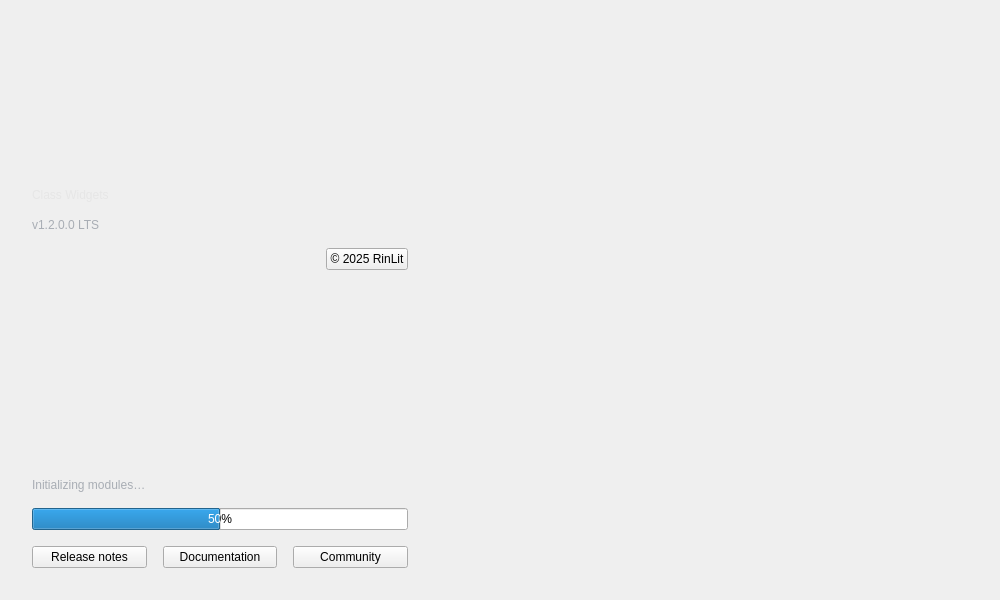
This is view/splash.ui in Class-Widgets/Class-Widgets as Qt 5 draws it before an edit. The edited form follows.
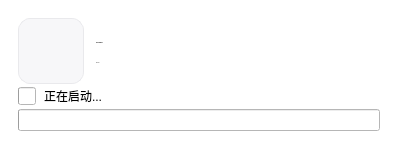
This is the edited form. Icons and pictures are not drawn. Custom widgets are drawn as their Qt base class.

Commit message: chore: 调整样式表

Patch:
```diff
--- a/view/splash.ui
+++ b/view/splash.ui
@@ -1,123 +1,250 @@
 <?xml version="1.0" encoding="UTF-8"?>
 <ui version="4.0">
- <class>SplashWelcomePage</class>
- <widget class="QWidget" name="SplashWelcomePage">
+ <author>baiyao105</author>
+ <class>Splash</class>
+ <widget class="QWidget" name="Splash">
   <property name="geometry">
    <rect>
     <x>0</x>
     <y>0</y>
-    <width>1000</width>
-    <height>600</height>
+    <width>398</width>
+    <height>142</height>
    </rect>
   </property>
-  <property name="minimumSize">
-   <size>
-    <width>960</width>
-    <height>600</height>
-   </size>
+  <property name="sizePolicy">
+   <sizepolicy hsizetype="Maximum" vsizetype="Maximum">
+    <horstretch>0</horstretch>
+    <verstretch>0</verstretch>
+   </sizepolicy>
   </property>
   <property name="windowTitle">
-   <string>Welcome</string>
-  </property>
-  <property name="autoFillBackground">
-   <bool>false</bool>
+   <string>Splash</string>
   </property>
   <property name="styleSheet">
-   <string notr="true">
-/* 使用QFluentWidgets主题变量 */
-QWidget#SplashWelcomePage {
-    background: var(--backgroundColor);
-    background-image: url(&quot;./img/splash_right.svg&quot;);
-    background-repeat: no-repeat;
-    background-position: center right;
-}
-#leftPanel {
-    background: var(--backgroundColorGradient);
-    border: none;
-}
-#card {
-    background: var(--cardBackgroundColor);
-    border: 1px solid var(--cardBorderColor);
-    border-radius: 10px;
-}
-  </string>
+   <string notr="true">QWidget{ background:#ffffff; }
+#logoBox{ background:#f7f7f9; border:1px solid #e9e9ec; border-radius:12px; }
+#logo{ background:transparent; }</string>
   </property>
-  <layout class="QHBoxLayout" name="horizontalLayout">
+  <layout class="QVBoxLayout" name="rootLayout">
    <property name="spacing">
-    <number>0</number>
+    <number>12</number>
    </property>
    <property name="leftMargin">
-    <number>0</number>
+    <number>18</number>
    </property>
    <property name="topMargin">
-    <number>0</number>
+    <number>18</number>
    </property>
    <property name="rightMargin">
-    <number>0</number>
+    <number>18</number>
    </property>
    <property name="bottomMargin">
-    <number>0</number>
+    <number>16</number>
    </property>
    <item>
-    <widget class="QFrame" name="leftPanel">
-     <property name="minimumSize">
-      <size>
-       <width>360</width>
-       <height>0</height>
-      </size>
+    <layout class="QVBoxLayout" name="verticalLayout">
+     <property name="spacing">
+      <number>3</number>
      </property>
-     <property name="maximumSize">
-      <size>
-       <width>440</width>
-       <height>16777215</height>
-      </size>
-     </property>
-     <property name="frameShape">
-      <enum>QFrame::NoFrame</enum>
-     </property>
-     <layout class="QVBoxLayout" name="verticalLayoutLeft">
-      <property name="spacing">
-       <number>16</number>
-      </property>
-      <property name="leftMargin">
-       <number>32</number>
-      </property>
-      <property name="topMargin">
-       <number>40</number>
-      </property>
-      <property name="rightMargin">
-       <number>32</number>
-      </property>
-      <property name="bottomMargin">
-       <number>32</number>
-      </property>
-      <item>
-       <widget class="QFrame" name="logoBadge">
-        <property name="minimumSize">
-         <size>
-          <width>132</width>
-          <height>132</height>
-         </size>
-        </property>
-        <property name="maximumSize">
-         <size>
-          <width>132</width>
-          <height>132</height>
-         </size>
-        </property>
-        <property name="font">
-         <font>
-          <italic>false</italic>
-          <bold>false</bold>
-         </font>
-        </property>
-        <property name="focusPolicy">
-         <enum>Qt::NoFocus</enum>
-        </property>
-        <property name="frameShape">
-         <enum>QFrame::NoFrame</enum>
-        </property>
-        <layout class="QVBoxLayout" name="logoLayout">
+     <item>
+      <layout class="QHBoxLayout" name="topRow">
+       <property name="spacing">
+        <number>12</number>
+       </property>
+       <property name="leftMargin">
+        <number>0</number>
+       </property>
+       <property name="topMargin">
+        <number>0</number>
+       </property>
+       <property name="bottomMargin">
+        <number>0</number>
+       </property>
+       <item>
+        <widget class="QFrame" name="logoBox">
+         <property name="sizePolicy">
+          <sizepolicy hsizetype="Fixed" vsizetype="Fixed">
+           <horstretch>0</horstretch>
+           <verstretch>0</verstretch>
+          </sizepolicy>
+         </property>
+         <property name="minimumSize">
+          <size>
+           <width>66</width>
+           <height>66</height>
+          </size>
+         </property>
+         <property name="maximumSize">
+          <size>
+           <width>66</width>
+           <height>66</height>
+          </size>
+         </property>
+         <property name="frameShape">
+          <enum>QFrame::NoFrame</enum>
+         </property>
+         <layout class="QVBoxLayout" name="logoLayout">
+          <property name="leftMargin">
+           <number>8</number>
+          </property>
+          <property name="topMargin">
+           <number>8</number>
+          </property>
+          <property name="rightMargin">
+           <number>8</number>
+          </property>
+          <property name="bottomMargin">
+           <number>8</number>
+          </property>
+          <item>
+           <widget class="QLabel" name="logo">
+            <property name="minimumSize">
+             <size>
+              <width>50</width>
+              <height>50</height>
+             </size>
+            </property>
+            <property name="maximumSize">
+             <size>
+              <width>50</width>
+              <height>50</height>
+             </size>
+            </property>
+            <property name="pixmap">
+             <pixmap>../img/logo/favicon.ico</pixmap>
+            </property>
+            <property name="scaledContents">
+             <bool>true</bool>
+            </property>
+            <property name="alignment">
+             <set>Qt::AlignCenter</set>
+            </property>
+           </widget>
+          </item>
+         </layout>
+        </widget>
+       </item>
+       <item>
+        <layout class="QGridLayout" name="titleGrid">
+         <property name="leftMargin">
+          <number>0</number>
+         </property>
+         <property name="topMargin">
+          <number>6</number>
+         </property>
+         <property name="rightMargin">
+          <number>0</number>
+         </property>
+         <property name="bottomMargin">
+          <number>0</number>
+         </property>
+         <property name="spacing">
+          <number>0</number>
+         </property>
+         <item row="0" column="0">
+          <widget class="DisplayLabel" name="title">
+           <property name="sizePolicy">
+            <sizepolicy hsizetype="Fixed" vsizetype="Fixed">
+             <horstretch>0</horstretch>
+             <verstretch>0</verstretch>
+            </sizepolicy>
+           </property>
+           <property name="font">
+            <font>
+             <family>Microsoft YaHei UI</family>
+             <pointsize>-1</pointsize>
+             <bold>true</bold>
+             <kerning>true</kerning>
+            </font>
+           </property>
+           <property name="text">
+            <string notr="true">Class Widgets</string>
+           </property>
+           <property name="wordWrap">
+            <bool>false</bool>
+           </property>
+           <property name="indent">
+            <number>-1</number>
+           </property>
+           <property name="lightColor" stdset="0">
+            <color>
+             <red>38</red>
+             <green>38</green>
+             <blue>38</blue>
+            </color>
+           </property>
+           <property name="pixelFontSize" stdset="0">
+            <number>25</number>
+           </property>
+          </widget>
+         </item>
+         <item row="1" column="0">
+          <widget class="CaptionLabel" name="versionLabel">
+           <property name="sizePolicy">
+            <sizepolicy hsizetype="Fixed" vsizetype="Maximum">
+             <horstretch>0</horstretch>
+             <verstretch>0</verstretch>
+            </sizepolicy>
+           </property>
+           <property name="font">
+            <font>
+             <family>Microsoft YaHei UI</family>
+             <pointsize>-1</pointsize>
+             <bold>false</bold>
+            </font>
+           </property>
+           <property name="text">
+            <string notr="true">v0.0.0.0</string>
+           </property>
+           <property name="wordWrap">
+            <bool>false</bool>
+           </property>
+           <property name="lightColor" stdset="0">
+            <color alpha="150">
+             <red>112</red>
+             <green>112</green>
+             <blue>112</blue>
+            </color>
+           </property>
+           <property name="darkColor" stdset="0">
+            <color alpha="200">
+             <red>255</red>
+             <green>255</green>
+             <blue>255</blue>
+            </color>
+           </property>
+           <property name="pixelFontSize" stdset="0">
+            <number>12</number>
+           </property>
+          </widget>
+         </item>
+        </layout>
+       </item>
+       <item>
+        <spacer name="rightExpander">
+         <property name="orientation">
+          <enum>Qt::Horizontal</enum>
+         </property>
+         <property name="sizeHint" stdset="0">
+          <size>
+           <width>20</width>
+           <height>20</height>
+          </size>
+         </property>
+        </spacer>
+       </item>
+      </layout>
+     </item>
+     <item>
+      <layout class="QVBoxLayout" name="ringbow">
+       <property name="spacing">
+        <number>4</number>
+       </property>
+       <item>
+        <layout class="QHBoxLayout" name="progressRow">
+         <property name="spacing">
+          <number>8</number>
+         </property>
          <property name="leftMargin">
           <number>0</number>
          </property>
@@ -131,552 +258,66 @@
           <number>0</number>
          </property>
          <item>
-          <widget class="QLabel" name="appInitials">
+          <widget class="IndeterminateProgressRing" name="ring">
            <property name="minimumSize">
             <size>
-             <width>128</width>
-             <height>128</height>
+             <width>18</width>
+             <height>18</height>
             </size>
            </property>
            <property name="maximumSize">
             <size>
-             <width>128</width>
-             <height>128</height>
+             <width>18</width>
+             <height>18</height>
             </size>
            </property>
-           <property name="font">
-            <font>
-             <pointsize>36</pointsize>
-             <bold>true</bold>
-            </font>
+           <property name="textVisible">
+            <bool>false</bool>
            </property>
+           <property name="strokeWidth">
+            <number>3</number>
+           </property>
+          </widget>
+         </item>
+         <item>
+          <widget class="CaptionLabel" name="statusLabel">
            <property name="text">
-            <string/>
-           </property>
-           <property name="pixmap">
-            <pixmap>../img/logo/favicon.ico</pixmap>
-           </property>
-           <property name="scaledContents">
-            <bool>true</bool>
-           </property>
-           <property name="alignment">
-            <set>Qt::AlignCenter</set>
+            <string>正在启动...</string>
            </property>
           </widget>
          </item>
         </layout>
-       </widget>
-      </item>
-      <item>
-       <widget class="LargeTitleLabel" name="appName">
-        <property name="styleSheet">
-         <string notr="true">color: #e6e6e6;</string>
-        </property>
-        <property name="text">
-         <string>Class Widgets</string>
-        </property>
-       </widget>
-      </item>
-      <item>
-       <widget class="BodyLabel" name="versionLabel">
-        <property name="styleSheet">
-         <string notr="true">color: #a8adb4;</string>
-        </property>
-        <property name="text">
-         <string>v1.2.0.0 LTS</string>
-        </property>
-       </widget>
-      </item>
-      <item>
-       <layout class="QHBoxLayout" name="horizontalLayout_3">
-        <item>
-         <spacer name="horizontalSpacer">
-          <property name="orientation">
-           <enum>Qt::Horizontal</enum>
-          </property>
-          <property name="sizeHint" stdset="0">
-           <size>
-            <width>40</width>
-            <height>20</height>
-           </size>
-          </property>
-         </spacer>
-        </item>
-        <item>
-         <widget class="HyperlinkLabel" name="copyright">
-          <property name="styleSheet">
-           <string notr="true">HyperlinkLabel {
-    color: #e6e6e6;
-    border: none;
-    background-color: transparent;
-    padding: 0;
-    margin: 0;
-}
-</string>
-          </property>
-          <property name="text">
-           <string>© 2025 RinLit</string>
-          </property>
-          <property name="underlineVisible">
-           <bool>false</bool>
-          </property>
-          <property name="underline" stdset="0">
-           <bool>false</bool>
-          </property>
-         </widget>
-        </item>
-       </layout>
-      </item>
-      <item>
-       <spacer name="leftVSpacer">
-        <property name="orientation">
-         <enum>Qt::Vertical</enum>
-        </property>
-        <property name="sizeType">
-         <enum>QSizePolicy::Expanding</enum>
-        </property>
-        <property name="sizeHint" stdset="0">
-         <size>
-          <width>20</width>
-          <height>40</height>
-         </size>
-        </property>
-       </spacer>
-      </item>
-      <item>
-       <widget class="BodyLabel" name="statusLabel">
-        <property name="styleSheet">
-         <string notr="true">color: #a8adb4;</string>
-        </property>
-        <property name="text">
-         <string>Initializing modules…</string>
-        </property>
-       </widget>
-      </item>
-      <item>
-       <widget class="ProgressBar" name="statusBar">
-        <property name="value">
-         <number>50</number>
-        </property>
-       </widget>
-      </item>
-      <item>
-       <layout class="QHBoxLayout" name="horizontalLayout_2">
-        <item>
-         <widget class="HyperlinkButton" name="btnChangelog">
-          <property name="text">
-           <string>Release notes</string>
-          </property>
-          <property name="url">
-           <url>
-            <string>https://github.com/Class-Widgets/Class-Widgets/releases</string>
-           </url>
-          </property>
-         </widget>
-        </item>
-        <item>
-         <widget class="HyperlinkButton" name="btnDocs">
-          <property name="styleSheet">
-           <string notr="true">PushButton, ToolButton, ToggleButton, ToggleToolButton {
-    color: black;
-    background: rgba(255, 255, 255, 0.7);
-    border: 1px solid rgba(0, 0, 0, 0.073);
-    border-bottom: 1px solid rgba(0, 0, 0, 0.183);
-    border-radius: 5px;
-    /* font: 14px 'Segoe UI', 'Microsoft YaHei'; */
-    padding: 5px 12px 6px 12px;
-    outline: none;
-}
-
-ToolButton {
-    padding: 5px 9px 6px 8px;
-}
-
-PushButton[hasIcon=false] {
-    padding: 5px 12px 6px 12px;
-}
-
-PushButton[hasIcon=true] {
-    padding: 5px 12px 6px 36px;
-}
-
-DropDownToolButton, PrimaryDropDownToolButton {
-    padding: 5px 31px 6px 8px;
-}
-
-DropDownPushButton[hasIcon=false],
-PrimaryDropDownPushButton[hasIcon=false] {
-    padding: 5px 31px 6px 12px;
-}
-
-DropDownPushButton[hasIcon=true],
-PrimaryDropDownPushButton[hasIcon=true] {
-    padding: 5px 31px 6px 36px;
-}
-
-PushButton:hover, ToolButton:hover, ToggleButton:hover, ToggleToolButton:hover {
-    background: rgba(249, 249, 249, 0.5);
-}
-
-PushButton:pressed, ToolButton:pressed, ToggleButton:pressed, ToggleToolButton:pressed {
-    color: rgba(0, 0, 0, 0.63);
-    background: rgba(249, 249, 249, 0.3);
-    border-bottom: 1px solid rgba(0, 0, 0, 0.073);
-}
-
-PushButton:disabled, ToolButton:disabled, ToggleButton:disabled, ToggleToolButton:disabled {
-    color: rgba(0, 0, 0, 0.36);
-    background: rgba(249, 249, 249, 0.3);
-    border: 1px solid rgba(0, 0, 0, 0.06);
-    border-bottom: 1px solid rgba(0, 0, 0, 0.06);
-}
-
-
-PrimaryPushButton,
-PrimaryToolButton,
-ToggleButton:checked,
-ToggleToolButton:checked {
-    color: white;
-    background-color: #009faa;
-    border: 1px solid #00a7b3;
-    border-bottom: 1px solid #007780;
-}
-
-PrimaryPushButton:hover,
-PrimaryToolButton:hover,
-ToggleButton:checked:hover,
-ToggleToolButton:checked:hover {
-    background-color: #00a7b3;
-    border: 1px solid #2daab3;
-    border-bottom: 1px solid #007780;
-}
-
-PrimaryPushButton:pressed,
-PrimaryToolButton:pressed,
-ToggleButton:checked:pressed,
-ToggleToolButton:checked:pressed {
-    color: rgba(255, 255, 255, 0.63);
-    background-color: #3eabb3;
-    border: 1px solid #3eabb3;
-}
-
-PrimaryPushButton:disabled,
-PrimaryToolButton:disabled,
-ToggleButton:checked:disabled,
-ToggleToolButton:checked:disabled {
-    color: rgba(255, 255, 255, 0.9);
-    background-color: rgb(205, 205, 205);
-    border: 1px solid rgb(205, 205, 205);
-}
-
-SplitDropButton,
-PrimarySplitDropButton {
-    border-left: none;
-    border-top-left-radius: 0;
-    border-bottom-left-radius: 0;
-}
-
-#splitPushButton,
-#splitToolButton,
-#primarySplitPushButton,
-#primarySplitToolButton {
-    border-top-right-radius: 0;
-    border-bottom-right-radius: 0;
-}
-
-#splitPushButton:pressed,
-#splitToolButton:pressed,
-SplitDropButton:pressed {
-    border-bottom: 1px solid rgba(0, 0, 0, 0.183);
-}
-
-PrimarySplitDropButton:pressed {
-    border-bottom: 1px solid #007780;
-}
-
-#primarySplitPushButton, #primarySplitToolButton {
-    border-right: 1px solid #3eabb3;
-}
-
-#primarySplitPushButton:pressed, #primarySplitToolButton:pressed {
-    border-bottom: 1px solid #007780;
-}
-
-HyperlinkButton {
-    /* font: 14px 'Segoe UI', 'Microsoft YaHei'; */
-    padding: 6px 12px 6px 12px;
-    color: #009faa;
-    border: none;
-    border-radius: 6px;
-    background-color: transparent;
-}
-
-HyperlinkButton[hasIcon=false] {
-    padding: 6px 12px 6px 12px;
-}
-
-HyperlinkButton[hasIcon=true] {
-    padding: 6px 12px 6px 36px;
-}
-
-HyperlinkButton:hover {
-    color: #009faa;
-    background-color: rgba(0, 0, 0, 10);
-    border: none;
-}
-
-HyperlinkButton:pressed {
-    color: #009faa;
-    background-color: rgba(0, 0, 0, 6);
-    border: none;
-}
-
-HyperlinkButton:disabled {
-    color: rgba(0, 0, 0, 0.43);
-    background-color: transparent;
-    border: none;
-}
-
-
-RadioButton {
-    min-height: 24px;
-    max-height: 24px;
-    background-color: transparent;
-    font: 14px 'Segoe UI', 'Microsoft YaHei', 'PingFang SC';
-    color: black;
-}
-
-RadioButton::indicator {
-    width: 18px;
-    height: 18px;
-    border-radius: 11px;
-    border: 2px solid #999999;
-    background-color: rgba(0, 0, 0, 5);
-    margin-right: 4px;
-}
-
-RadioButton::indicator:hover {
-    background-color: rgba(0, 0, 0, 0);
-}
-
-RadioButton::indicator:pressed {
-    border: 2px solid #bbbbbb;
-    background-color: qradialgradient(spread:pad, cx:0.5, cy:0.5, radius:0.5, fx:0.5, fy:0.5,
-            stop:0 rgb(255, 255, 255),
-            stop:0.5 rgb(255, 255, 255),
-            stop:0.6 rgb(225, 224, 223),
-            stop:1 rgb(225, 224, 223));
-}
-
-RadioButton::indicator:checked {
-    height: 22px;
-    width: 22px;
-    border: none;
-    border-radius: 11px;
-    background-color: qradialgradient(spread:pad, cx:0.5, cy:0.5, radius:0.5, fx:0.5, fy:0.5,
-            stop:0 rgb(255, 255, 255),
-            stop:0.5 rgb(255, 255, 255),
-            stop:0.6 #009faa,
-            stop:1 #009faa);
-}
-
-RadioButton::indicator:checked:hover {
-    background-color: qradialgradient(spread:pad, cx:0.5, cy:0.5, radius:0.5, fx:0.5, fy:0.5,
-            stop:0 rgb(255, 255, 255),
-            stop:0.6 rgb(255, 255, 255),
-            stop:0.7 #009faa,
-            stop:1 #009faa);
-}
-
-RadioButton::indicator:checked:pressed {
-    background-color: qradialgradient(spread:pad, cx:0.5, cy:0.5, radius:0.5, fx:0.5, fy:0.5,
-            stop:0 rgb(255, 255, 255),
-            stop:0.5 rgb(255, 255, 255),
-            stop:0.6 #009faa,
-            stop:1 #009faa);
-}
-
-RadioButton:disabled {
-    color: rgba(0, 0, 0, 110);
-}
-
-RadioButton::indicator:disabled {
-    border: 2px solid #bbbbbb;
-    background-color: transparent;
-}
-
-RadioButton::indicator:disabled:checked {
-    border: none;
-    background-color: qradialgradient(spread:pad, cx:0.5, cy:0.5, radius:0.5, fx:0.5, fy:0.5,
-            stop:0 rgb(255, 255, 255),
-            stop:0.5 rgb(255, 255, 255),
-            stop:0.6 rgba(0, 0, 0, 0.2169),
-            stop:1 rgba(0, 0, 0, 0.2169));
-}
-
-TransparentToolButton,
-TransparentToggleToolButton,
-TransparentDropDownToolButton,
-TransparentPushButton,
-TransparentDropDownPushButton,
-TransparentTogglePushButton {
-    background-color: transparent;
-    border: none;
-    border-radius: 5px;
-    margin: 0;
-}
-
-TransparentToolButton:hover,
-TransparentToggleToolButton:hover,
-TransparentDropDownToolButton:hover,
-TransparentPushButton:hover,
-TransparentDropDownPushButton:hover,
-TransparentTogglePushButton:hover {
-    background-color: rgba(0, 0, 0, 9);
-    border: none;
-}
-
-TransparentToolButton:pressed,
-TransparentToggleToolButton:pressed,
-TransparentDropDownToolButton:pressed,
-TransparentPushButton:pressed,
-TransparentDropDownPushButton:pressed,
-TransparentTogglePushButton:pressed {
-    background-color: rgba(0, 0, 0, 6);
-    border: none;
-}
-
-TransparentToolButton:disabled,
-TransparentToggleToolButton:disabled,
-TransparentDropDownToolButton:disabled,
-TransparentPushButton:disabled,
-TransparentDropDownPushButton:disabled,
-TransparentTogglePushButton:disabled {
-    background-color: transparent;
-    border: none;
-}
-
-
-PillPushButton,
-PillPushButton:hover,
-PillPushButton:pressed,
-PillPushButton:disabled,
-PillPushButton:checked,
-PillPushButton:checked:hover,
-PillPushButton:checked:pressed,
-PillPushButton:disabled:checked,
-PillToolButton,
-PillToolButton:hover,
-PillToolButton:pressed,
-PillToolButton:disabled,
-PillToolButton:checked,
-PillToolButton:checked:hover,
-PillToolButton:checked:pressed,
-PillToolButton:disabled:checked {
-    background-color: transparent;
-    border: none;
-}
-
-border-image: none
-</string>
-          </property>
-          <property name="text">
-           <string>Documentation</string>
-          </property>
-          <property name="url">
-           <url>
-            <string>https://www.yuque.com/rinlit/class-widgets_help/gs3gsbms1iivgibm</string>
-           </url>
-          </property>
-         </widget>
-        </item>
-        <item>
-         <widget class="HyperlinkButton" name="btnCommunity">
-          <property name="text">
-           <string>Community</string>
-          </property>
-          <property name="url">
-           <url>
-            <string>https://github.com/Class-Widgets/Class-Widgets</string>
-           </url>
-          </property>
-         </widget>
-        </item>
-       </layout>
-      </item>
-     </layout>
-    </widget>
-   </item>
-   <item>
-    <widget class="QWidget" name="rightPanel" native="true">
-     <property name="styleSheet">
-      <string notr="true"/>
-     </property>
-     <layout class="QVBoxLayout" name="verticalLayoutRight">
-      <property name="spacing">
-       <number>18</number>
-      </property>
-      <property name="leftMargin">
-       <number>28</number>
-      </property>
-      <property name="topMargin">
-       <number>28</number>
-      </property>
-      <property name="rightMargin">
-       <number>28</number>
-      </property>
-      <property name="bottomMargin">
-       <number>28</number>
-      </property>
-      <item>
-       <spacer name="verticalSpacer">
-        <property name="orientation">
-         <enum>Qt::Vertical</enum>
-        </property>
-        <property name="sizeHint" stdset="0">
-         <size>
-          <width>20</width>
-          <height>40</height>
-         </size>
-        </property>
-       </spacer>
-      </item>
-     </layout>
-    </widget>
+       </item>
+       <item>
+        <widget class="ProgressBar" name="statusBar"/>
+       </item>
+      </layout>
+     </item>
+    </layout>
    </item>
   </layout>
  </widget>
  <customwidgets>
   <customwidget>
-   <class>HyperlinkButton</class>
-   <extends>PushButton</extends>
-   <header>qfluentwidgets</header>
-  </customwidget>
-  <customwidget>
-   <class>PushButton</class>
-   <extends>QPushButton</extends>
-   <header>qfluentwidgets</header>
-  </customwidget>
-  <customwidget>
-   <class>BodyLabel</class>
+   <class>CaptionLabel</class>
    <extends>QLabel</extends>
    <header>qfluentwidgets</header>
   </customwidget>
   <customwidget>
-   <class>LargeTitleLabel</class>
+   <class>DisplayLabel</class>
    <extends>QLabel</extends>
    <header>qfluentwidgets</header>
   </customwidget>
-  <customwidget>
-   <class>HyperlinkLabel</class>
-   <extends>QPushButton</extends>
-   <header>qfluentwidgets</header>
-  </customwidget>
   <customwidget>
    <class>ProgressBar</class>
    <extends>QProgressBar</extends>
    <header>qfluentwidgets</header>
   </customwidget>
+  <customwidget>
+   <class>IndeterminateProgressRing</class>
+   <extends>QProgressBar</extends>
+   <header>qfluentwidgets</header>
+  </customwidget>
  </customwidgets>
  <resources/>
  <connections/>
```
The commit also changes 2 other files.
